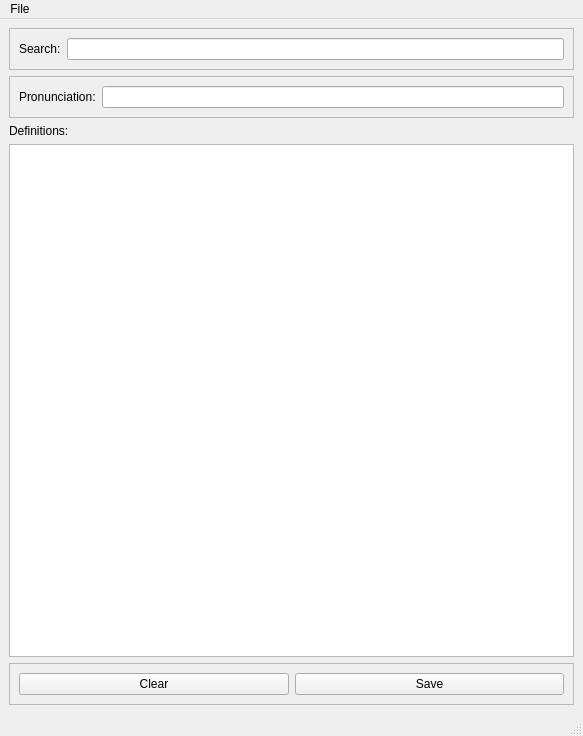
Old version of the form designer/window.ui in the repository davidmniu/LaDictionary.
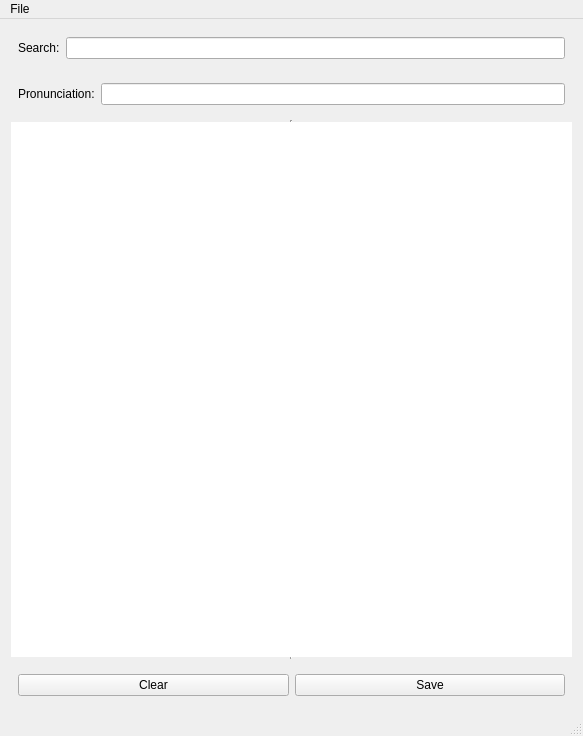
New version of the form.

```diff
--- a/designer/window.ui
+++ b/designer/window.ui
@@ -18,7 +18,7 @@
     <item>
      <widget class="QFrame" name="searchFrame">
       <property name="frameShape">
-       <enum>QFrame::StyledPanel</enum>
+       <enum>QFrame::NoFrame</enum>
       </property>
       <property name="frameShadow">
        <enum>QFrame::Raised</enum>
@@ -40,7 +40,7 @@
     <item>
      <widget class="QFrame" name="proFrame">
       <property name="frameShape">
-       <enum>QFrame::StyledPanel</enum>
+       <enum>QFrame::NoFrame</enum>
       </property>
       <property name="frameShadow">
        <enum>QFrame::Raised</enum>
@@ -60,19 +60,16 @@
      </widget>
     </item>
     <item>
-     <widget class="QLabel" name="defLabel">
-      <property name="text">
-       <string>Definitions:</string>
+     <widget class="QTreeView" name="defView">
+      <property name="frameShape">
+       <enum>QFrame::VLine</enum>
       </property>
      </widget>
     </item>
-    <item>
-     <widget class="QTreeView" name="defView"/>
-    </item>
     <item>
      <widget class="QFrame" name="buttonFrame">
       <property name="frameShape">
-       <enum>QFrame::StyledPanel</enum>
+       <enum>QFrame::NoFrame</enum>
       </property>
       <property name="frameShadow">
        <enum>QFrame::Raised</enum>
@@ -110,10 +107,16 @@
     <property name="title">
      <string>File</string>
     </property>
+    <addaction name="actionPDF"/>
    </widget>
    <addaction name="menuFile"/>
   </widget>
   <widget class="QStatusBar" name="statusbar"/>
+  <action name="actionPDF">
+   <property name="text">
+    <string>Open PDF</string>
+   </property>
+  </action>
  </widget>
  <resources/>
  <connections/>
```
